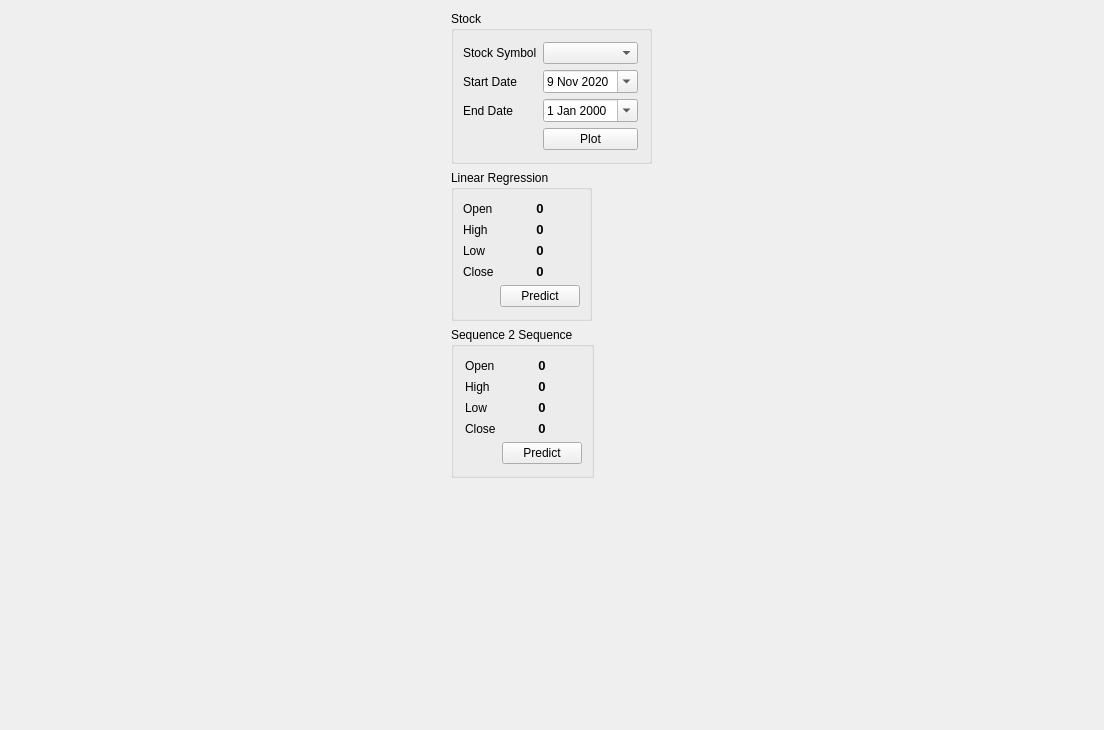
Old version of the form src/GUIs/gui.ui in the repository 5coho/Stock-Predictor.
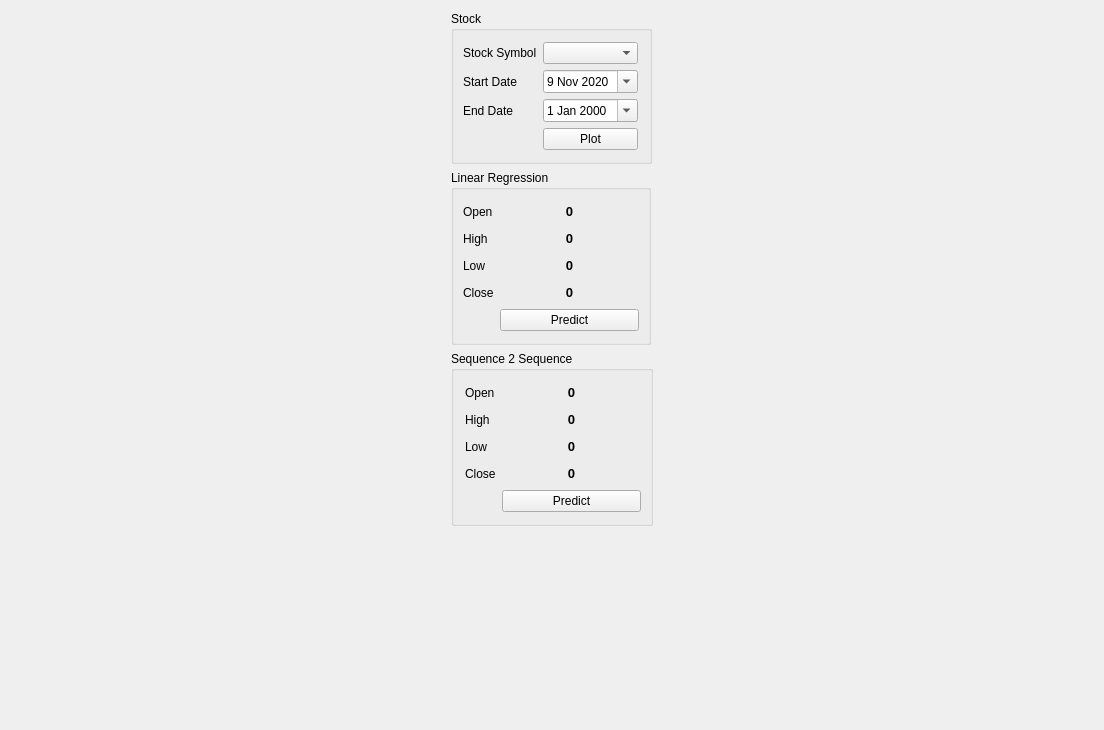
New version of the form. Icons and pictures are not drawn.

Patch:
```diff
--- a/src/GUIs/gui.ui
+++ b/src/GUIs/gui.ui
@@ -189,6 +189,18 @@
       </item>
       <item row="0" column="1">
        <widget class="QLabel" name="label_LR_openVal">
+        <property name="sizePolicy">
+         <sizepolicy hsizetype="Fixed" vsizetype="Fixed">
+          <horstretch>0</horstretch>
+          <verstretch>0</verstretch>
+         </sizepolicy>
+        </property>
+        <property name="minimumSize">
+         <size>
+          <width>139</width>
+          <height>21</height>
+         </size>
+        </property>
         <property name="font">
          <font>
           <pointsize>10</pointsize>
@@ -213,6 +225,18 @@
       </item>
       <item row="1" column="1">
        <widget class="QLabel" name="label_LR_highVal">
+        <property name="sizePolicy">
+         <sizepolicy hsizetype="Fixed" vsizetype="Fixed">
+          <horstretch>0</horstretch>
+          <verstretch>0</verstretch>
+         </sizepolicy>
+        </property>
+        <property name="minimumSize">
+         <size>
+          <width>139</width>
+          <height>21</height>
+         </size>
+        </property>
         <property name="font">
          <font>
           <pointsize>10</pointsize>
@@ -237,6 +261,18 @@
       </item>
       <item row="2" column="1">
        <widget class="QLabel" name="label_LR_lowVal">
+        <property name="sizePolicy">
+         <sizepolicy hsizetype="Fixed" vsizetype="Fixed">
+          <horstretch>0</horstretch>
+          <verstretch>0</verstretch>
+         </sizepolicy>
+        </property>
+        <property name="minimumSize">
+         <size>
+          <width>139</width>
+          <height>21</height>
+         </size>
+        </property>
         <property name="font">
          <font>
           <pointsize>10</pointsize>
@@ -261,6 +297,18 @@
       </item>
       <item row="3" column="1">
        <widget class="QLabel" name="label_LR_closeVal">
+        <property name="sizePolicy">
+         <sizepolicy hsizetype="Fixed" vsizetype="Fixed">
+          <horstretch>0</horstretch>
+          <verstretch>0</verstretch>
+         </sizepolicy>
+        </property>
+        <property name="minimumSize">
+         <size>
+          <width>139</width>
+          <height>21</height>
+         </size>
+        </property>
         <property name="font">
          <font>
           <pointsize>10</pointsize>
@@ -340,6 +388,18 @@
       </item>
       <item row="0" column="1">
        <widget class="QLabel" name="label_seq2seq_openVal">
+        <property name="sizePolicy">
+         <sizepolicy hsizetype="Fixed" vsizetype="Fixed">
+          <horstretch>0</horstretch>
+          <verstretch>0</verstretch>
+         </sizepolicy>
+        </property>
+        <property name="minimumSize">
+         <size>
+          <width>139</width>
+          <height>21</height>
+         </size>
+        </property>
         <property name="font">
          <font>
           <pointsize>10</pointsize>
@@ -364,6 +424,18 @@
       </item>
       <item row="1" column="1">
        <widget class="QLabel" name="label_seq2seq_highVal">
+        <property name="sizePolicy">
+         <sizepolicy hsizetype="Fixed" vsizetype="Fixed">
+          <horstretch>0</horstretch>
+          <verstretch>0</verstretch>
+         </sizepolicy>
+        </property>
+        <property name="minimumSize">
+         <size>
+          <width>139</width>
+          <height>21</height>
+         </size>
+        </property>
         <property name="font">
          <font>
           <pointsize>10</pointsize>
@@ -388,6 +460,18 @@
       </item>
       <item row="2" column="1">
        <widget class="QLabel" name="label_seq2seq_lowVal">
+        <property name="sizePolicy">
+         <sizepolicy hsizetype="Fixed" vsizetype="Fixed">
+          <horstretch>0</horstretch>
+          <verstretch>0</verstretch>
+         </sizepolicy>
+        </property>
+        <property name="minimumSize">
+         <size>
+          <width>139</width>
+          <height>21</height>
+         </size>
+        </property>
         <property name="font">
          <font>
           <pointsize>10</pointsize>
@@ -412,6 +496,18 @@
       </item>
       <item row="3" column="1">
        <widget class="QLabel" name="label_seq2seq_closeVal">
+        <property name="sizePolicy">
+         <sizepolicy hsizetype="Fixed" vsizetype="Fixed">
+          <horstretch>0</horstretch>
+          <verstretch>0</verstretch>
+         </sizepolicy>
+        </property>
+        <property name="minimumSize">
+         <size>
+          <width>139</width>
+          <height>21</height>
+         </size>
+        </property>
         <property name="font">
          <font>
           <pointsize>10</pointsize>
```
